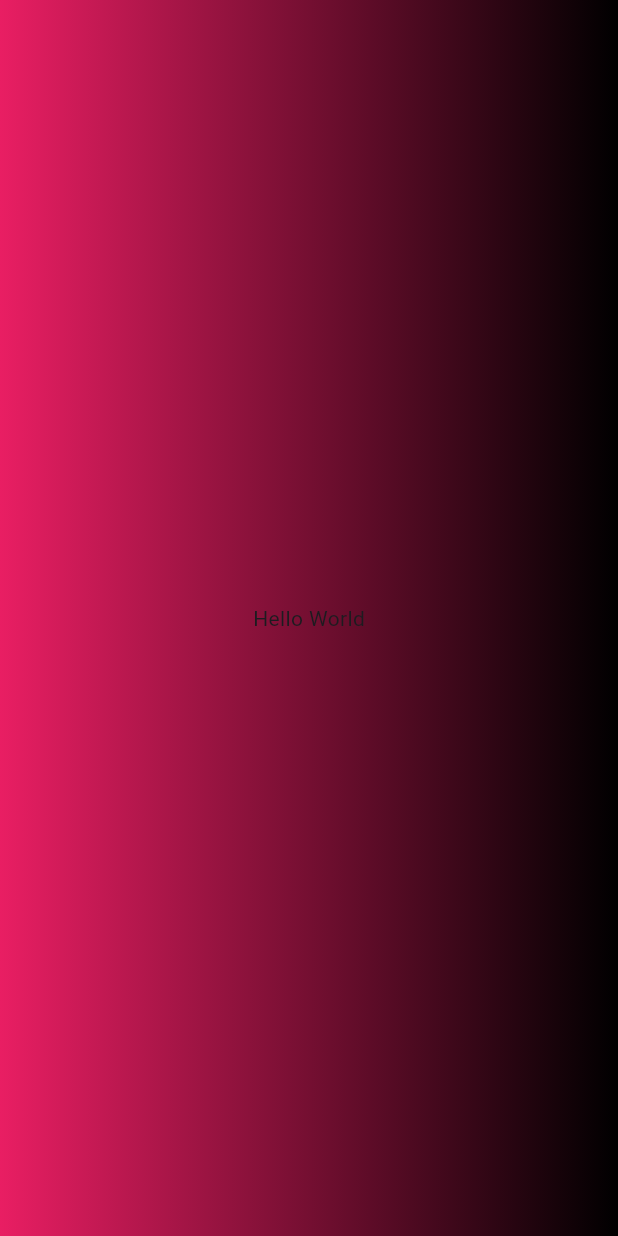
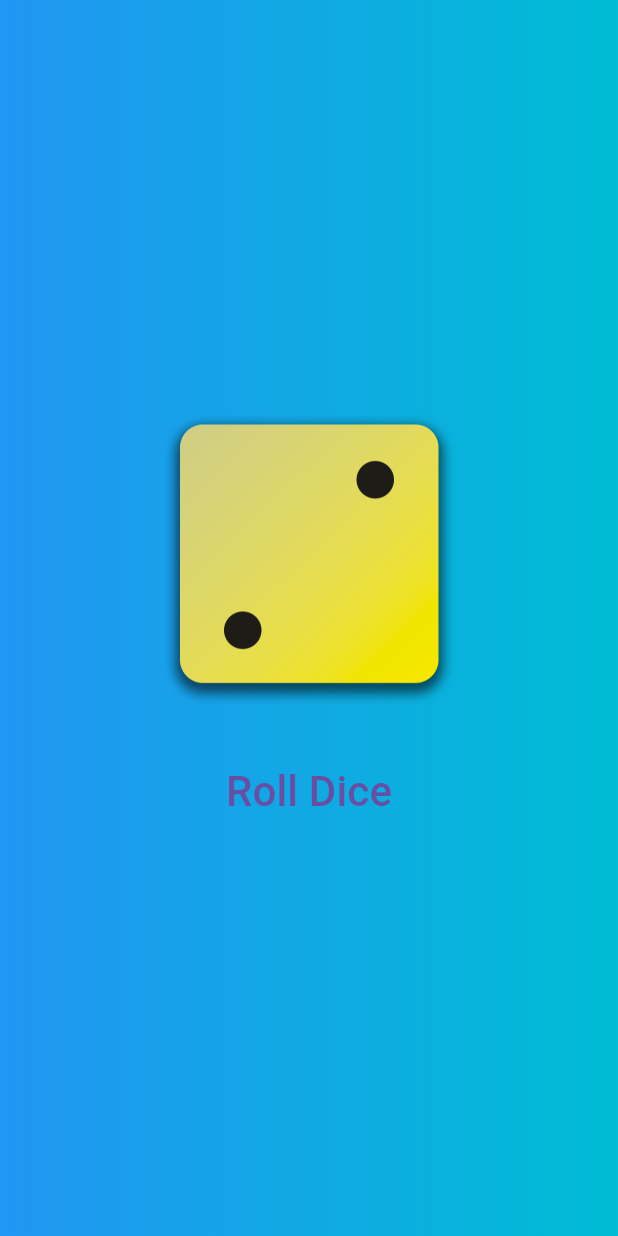
Before and after one commit to AsianGnome/CSIT284-Rivera, a Flutter app: the screen it shows after launch, on a phone screen of 412 x 824 dp. Run offline on Flutter 3.47's test engine with Material 3 defaults, Android fonts, the light colour scheme and no system bars.

Commit message:
Add image

```diff
--- /dev/null
+++ b/lab_act_2/lab_act_2/lib/dice_roller.dart
@@ -0,0 +1,35 @@
+import 'dart:math';
+import 'package:flutter/material.dart';
+class DiceRoller extends StatefulWidget {
+  const DiceRoller({super.key});
+  @override
+  State<DiceRoller> createState() {
+    return _DiceRollerState();
+  }
+}
+
+class _DiceRollerState extends State<DiceRoller> {
+  final randomizer = Random();
+  var currentDiceImage = 'assets/dice-images/dice-2.png';
+  void rollDice() {
+    setState(() {
+      var num = randomizer.nextInt(6) + 1;
+      currentDiceImage = 'assets/dice-images/dice-$num.png';
+    });
+
+}
+@override
+  Widget build(context) {
+    return Column(
+      mainAxisSize: MainAxisSize.min,
+      children: [
+        Image.asset(width: 200, currentDiceImage),
+        SizedBox(height: 30),
+        TextButton(
+          onPressed: rollDice,
+          child: Text(style: TextStyle(fontSize: 28), "Roll Dice"),
+        ),
+      ],
+    );
+  }
+}
```
Also changed, not shown: lab_act_2/lab_act_2/lib/main.dart (+11 -7 lines), lab_act_2/lab_act_2/pubspec.yaml (+7 -1 lines), lab_act_2/lab_act_2/assets/dice-images/dice-1.png (added), lab_act_2/lab_act_2/assets/dice-images/dice-2.png (added), lab_act_2/lab_act_2/assets/dice-images/dice-3.png (added), lab_act_2/lab_act_2/assets/dice-images/dice-4.png (added), lab_act_2/lab_act_2/assets/dice-images/dice-5.png (added), lab_act_2/lab_act_2/assets/dice-images/dice-6.png (added).
